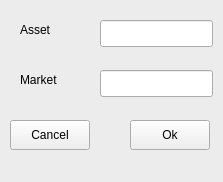
Above: Forms/add_asset.ui from Arthur-g-p/StrategyTester before the change. Below: the same form after it.
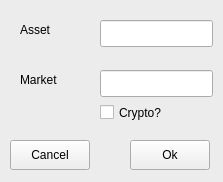
That is the form after the change.

The edit to the form file:
```diff
--- a/Forms/add_asset.ui
+++ b/Forms/add_asset.ui
@@ -75,7 +75,7 @@
     <property name="geometry">
      <rect>
       <x>140</x>
-      <y>150</y>
+      <y>170</y>
       <width>80</width>
       <height>30</height>
      </rect>
@@ -88,7 +88,7 @@
     <property name="geometry">
      <rect>
       <x>20</x>
-      <y>150</y>
+      <y>170</y>
       <width>80</width>
       <height>30</height>
      </rect>
@@ -97,6 +97,19 @@
      <string>Cancel</string>
     </property>
    </widget>
+   <widget class="QCheckBox" name="crypto_box">
+    <property name="geometry">
+     <rect>
+      <x>110</x>
+      <y>130</y>
+      <width>103</width>
+      <height>25</height>
+     </rect>
+    </property>
+    <property name="text">
+     <string>Crypto?</string>
+    </property>
+   </widget>
   </widget>
  </widget>
  <resources/>
```
